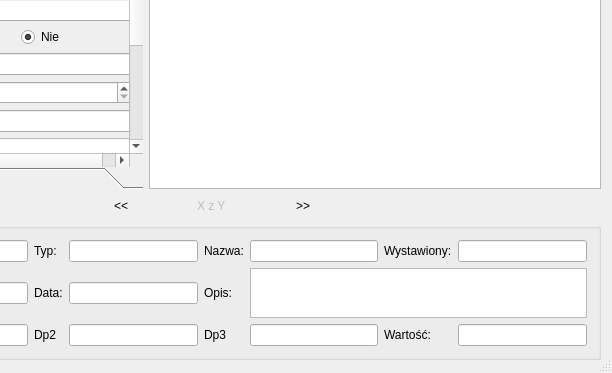
The window that mainwindow.ui (bzyx/MuzeumGUI) describes before a commit, drawn with Qt 5; both pictures show x 188 to 800 and y 177 to 550 of the 800 by 550 pixel window.
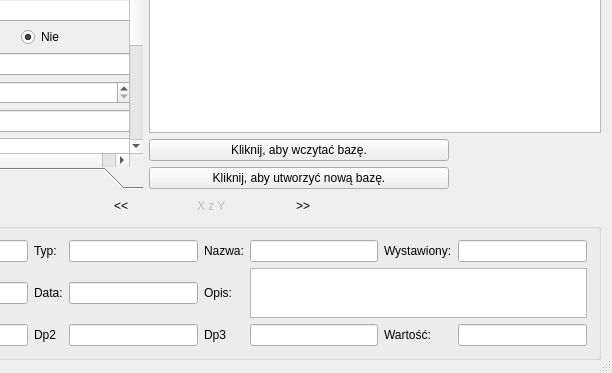
The same window after the commit. Icons and pictures are not drawn.

Patch:
```diff
--- a/mainwindow.ui
+++ b/mainwindow.ui
@@ -621,10 +621,65 @@
         </widget>
        </widget>
       </item>
+      <item>
+       <spacer name="verticalSpacer">
+        <property name="orientation">
+         <enum>Qt::Vertical</enum>
+        </property>
+        <property name="sizeHint" stdset="0">
+         <size>
+          <width>0</width>
+          <height>40</height>
+         </size>
+        </property>
+       </spacer>
+      </item>
       <item>
        <layout class="QVBoxLayout" name="verticalLayout_2">
         <item>
-         <widget class="QTableView" name="tableView"/>
+         <widget class="QTableView" name="tableView">
+          <property name="enabled">
+           <bool>true</bool>
+          </property>
+         </widget>
+        </item>
+        <item>
+         <widget class="QPushButton" name="naStart">
+          <property name="sizePolicy">
+           <sizepolicy hsizetype="Maximum" vsizetype="Maximum">
+            <horstretch>0</horstretch>
+            <verstretch>0</verstretch>
+           </sizepolicy>
+          </property>
+          <property name="maximumSize">
+           <size>
+            <width>300</width>
+            <height>150</height>
+           </size>
+          </property>
+          <property name="text">
+           <string>Kliknij, aby wczytać bazę.</string>
+          </property>
+          <property name="flat">
+           <bool>false</bool>
+          </property>
+         </widget>
+        </item>
+        <item>
+         <widget class="QPushButton" name="naStart2">
+          <property name="maximumSize">
+           <size>
+            <width>300</width>
+            <height>150</height>
+           </size>
+          </property>
+          <property name="text">
+           <string>Kliknij, aby utworzyć nową bazę.</string>
+          </property>
+          <property name="flat">
+           <bool>false</bool>
+          </property>
+         </widget>
         </item>
        </layout>
       </item>
```
Left out of the diff: 2 changed lines with no effect on the pictures.
